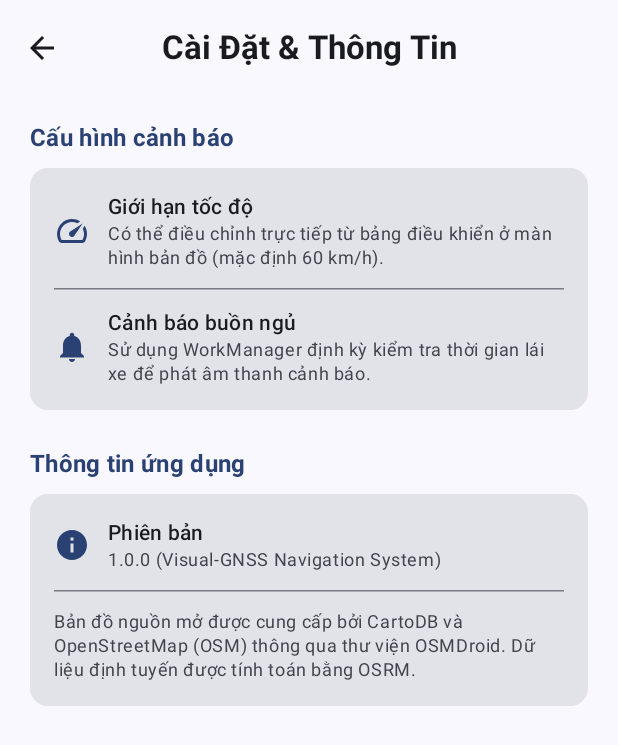
After one commit to thanhmobile080604/MapApp, an Android app built with Jetpack Compose: the SettingsScreen screen opened through its navigation route, on a phone screen of 412 x 824 dp. The commit adds this screen. Shown: the top 745 px of the screen. Run offline under Robolectric (Android 15) with nearby library versions, the phone set to English and light mode, and no system bars; libraries missing offline, so code that uses them is left out: org.osmdroid.util; 4 statements that could not run were skipped.

Commit message:
Add navigation and tests

```diff
--- a/app/build.gradle.kts
+++ b/app/build.gradle.kts
@@ -51,8 +51,12 @@ dependencies {
     testImplementation("org.mockito:mockito-core:5.12.0")
     testImplementation("org.mockito.kotlin:mockito-kotlin:5.2.0")
     testImplementation("org.jetbrains.kotlinx:kotlinx-coroutines-test:1.8.0")
+    testImplementation("androidx.arch.core:core-testing:2.2.0")
+    testImplementation("org.robolectric:robolectric:4.12.1")
     androidTestImplementation(libs.androidx.espresso.core)
     androidTestImplementation(libs.androidx.junit)
+    androidTestImplementation("androidx.compose.ui:ui-test-junit4:1.6.8")
+    debugImplementation("androidx.compose.ui:ui-test-manifest:1.6.8")
 
     // Compose UI
     implementation("androidx.compose.ui:ui:1.6.8")
@@ -60,6 +64,7 @@ dependencies {
     implementation("androidx.compose.material:material-icons-extended:1.6.8")
     implementation("androidx.compose.ui:ui-tooling-preview:1.6.8")
     implementation("androidx.activity:activity-compose:1.9.0")
+    implementation(libs.androidx.navigation.compose)
     implementation("androidx.lifecycle:lifecycle-viewmodel-compose:2.8.0")
     implementation("androidx.lifecycle:lifecycle-runtime-ktx:2.8.0")
     implementation("org.jetbrains.kotlinx:kotlinx-coroutines-android:1.8.0")
--- a/app/src/main/java/com/example/mapapp/MainActivity.kt
+++ b/app/src/main/java/com/example/mapapp/MainActivity.kt
@@ -12,8 +12,8 @@ import androidx.appcompat.app.AppCompatActivity
 import androidx.compose.foundation.layout.fillMaxSize
 import androidx.compose.material3.Surface
 import androidx.compose.ui.Modifier
+import com.example.mapapp.navigation.AppNavigation
 import com.example.mapapp.service.LocationForegroundService
-import com.example.mapapp.ui.MainScreen
 import com.example.mapapp.ui.theme.ThemeTemplate
 import com.example.mapapp.viewmodel.MainViewModel
 
@@ -39,7 +39,7 @@ class MainActivity : AppCompatActivity() {
         setContent {
             ThemeTemplate {
                 Surface(modifier = Modifier.fillMaxSize()) {
-                    MainScreen(viewModel = viewModel)
+                    AppNavigation(viewModel = viewModel)
                 }
             }
         }
--- /dev/null
+++ b/app/src/main/java/com/example/mapapp/navigation/AppNavigation.kt
@@ -0,0 +1,59 @@
+package com.example.mapapp.navigation
+
+import androidx.compose.runtime.Composable
+import androidx.compose.ui.Modifier
+import androidx.navigation.NavHostController
+import androidx.navigation.compose.NavHost
+import androidx.navigation.compose.composable
+import androidx.navigation.compose.rememberNavController
+import com.example.mapapp.ui.HomeScreen
+import com.example.mapapp.ui.MainScreen
+import com.example.mapapp.ui.SettingsScreen
+import com.example.mapapp.viewmodel.MainViewModel
+
+/**
+ * Quản lý Navigation Graph toàn bộ ứng dụng.
+ */
+@Composable
+fun AppNavigation(
+    viewModel: MainViewModel,
+    modifier: Modifier = Modifier,
+    navController: NavHostController = rememberNavController()
+) {
+    NavHost(
+        navController = navController,
+        startDestination = Screen.Home.route,
+        modifier = modifier
+    ) {
+        // Màn hình 1: Trang chủ (Home)
+        composable(route = Screen.Home.route) {
+            HomeScreen(
+                onNavigateToMain = {
+                    navController.navigate(Screen.Main.route)
+                },
+                onNavigateToSettings = {
+                    navController.navigate(Screen.Settings.route)
+                }
+            )
+        }
+
+        // Màn hình 2: Bản đồ dẫn đường (MainScreen)
+        composable(route = Screen.Main.route) {
+            MainScreen(
+                viewModel = viewModel,
+                onBackClick = {
+                    navController.popBackStack()
+                }
+            )
+        }
+
+        // Màn hình 3: Cài đặt & Thông tin (SettingsScreen)
+        composable(route = Screen.Settings.route) {
+            SettingsScreen(
+                onBackClick = {
+                    navController.popBackStack()
+                }
+            )
+        }
+    }
+}
--- /dev/null
+++ b/app/src/main/java/com/example/mapapp/navigation/Screen.kt
@@ -0,0 +1,10 @@
+package com.example.mapapp.navigation
+
+/**
+ * Định nghĩa các Route điều hướng trong ứng dụng.
+ */
+sealed class Screen(val route: String) {
+    data object Home : Screen("home")
+    data object Main : Screen("main")
+    data object Settings : Screen("settings")
+}
--- /dev/null
+++ b/app/src/main/java/com/example/mapapp/ui/HomeScreen.kt
@@ -0,0 +1,276 @@
+package com.example.mapapp.ui
+
+import androidx.compose.foundation.layout.Arrangement
+import androidx.compose.foundation.layout.Column
+import androidx.compose.foundation.layout.Row
+import androidx.compose.foundation.layout.Spacer
+import androidx.compose.foundation.layout.fillMaxSize
+import androidx.compose.foundation.layout.fillMaxWidth
+import androidx.compose.foundation.layout.height
+import androidx.compose.foundation.layout.padding
+import androidx.compose.foundation.layout.size
+import androidx.compose.foundation.layout.width
+import androidx.compose.foundation.rememberScrollState
+import androidx.compose.foundation.verticalScroll
+import androidx.compose.material.icons.Icons
+import androidx.compose.material.icons.filled.ChevronRight
+import androidx.compose.material.icons.filled.Map
+import androidx.compose.material.icons.filled.Navigation
+import androidx.compose.material.icons.filled.NotificationsActive
+import androidx.compose.material.icons.filled.Security
+import androidx.compose.material.icons.filled.Settings
+import androidx.compose.material.icons.filled.Speed
+import androidx.compose.material3.Button
+import androidx.compose.material3.ButtonDefaults
+import androidx.compose.material3.Card
+import androidx.compose.material3.CardDefaults
+import androidx.compose.material3.CenterAlignedTopAppBar
+import androidx.compose.material3.ExperimentalMaterial3Api
+import androidx.compose.material3.Icon
+import androidx.compose.material3.MaterialTheme
+import androidx.compose.material3.OutlinedButton
+import androidx.compose.material3.Scaffold
+import androidx.compose.material3.Text
+import androidx.compose.material3.TopAppBarDefaults
+import androidx.compose.runtime.Composable
+import androidx.compose.ui.Alignment
+import androidx.compose.ui.Modifier
+import androidx.compose.ui.text.font.FontWeight
+import androidx.compose.ui.unit.dp
+
+@OptIn(ExperimentalMaterial3Api::class)
+@Composable
+fun HomeScreen(
+    onNavigateToMain: () -> Unit,
+    onNavigateToSettings: () -> Unit,
+    modifier: Modifier = Modifier
+) {
+    Scaffold(
+        modifier = modifier.fillMaxSize(),
+        topBar = {
+            CenterAlignedTopAppBar(
+                title = {
+                    Text(
+                        text = "Trang Chủ",
+                        fontWeight = FontWeight.Bold
+                    )
+                },
+                colors = TopAppBarDefaults.centerAlignedTopAppBarColors(
+                    containerColor = MaterialTheme.colorScheme.surface
+                )
+            )
+        }
+    ) { innerPadding ->
+        Column(
+            modifier = Modifier
+                .fillMaxSize()
+                .padding(innerPadding)
+                .padding(horizontal = 20.dp)
+                .verticalScroll(rememberScrollState()),
+            horizontalAlignment = Alignment.CenterHorizontally
+        ) {
+            Spacer(modifier = Modifier.height(16.dp))
+
+            // Hero banner card
+            Card(
+                modifier = Modifier.fillMaxWidth(),
+                colors = CardDefaults.cardColors(
+                    containerColor = MaterialTheme.colorScheme.primaryContainer
+                )
+            ) {
+                Column(
+                    modifier = Modifier.padding(20.dp)
+                ) {
+                    Row(verticalAlignment = Alignment.CenterVertically) {
+                        Icon(
+                            imageVector = Icons.Default.Navigation,
+                            contentDescription = null,
+                            tint = MaterialTheme.colorScheme.primary,
+                            modifier = Modifier.size(32.dp)
+                        )
+                        Spacer(modifier = Modifier.width(12.dp))
+                        Text(
+                            text = "Visual-GNSS Navigation",
+                            style = MaterialTheme.typography.titleLarge,
+                            fontWeight = FontWeight.Bold,
+                            color = MaterialTheme.colorScheme.onPrimaryContainer
+                        )
+                    }
+
+                    Spacer(modifier = Modifier.height(8.dp))
+                    Text(
+                        text = "Hệ thống hỗ trợ dẫn đường thời gian thực tích hợp cảnh báo tốc độ và theo dõi trạng thái lái xe an toàn.",
+                        style = MaterialTheme.typography.bodyMedium,
+                        color = MaterialTheme.colorScheme.onPrimaryContainer.copy(alpha = 0.8f)
+                    )
+                }
+            }
+
+            Spacer(modifier = Modifier.height(24.dp))
+
+            // Main Action Card: Navigate to MainScreen
+            Card(
+                modifier = Modifier.fillMaxWidth(),
+                elevation = CardDefaults.cardElevation(defaultElevation = 2.dp)
+            ) {
+                Column(
+                    modifier = Modifier.padding(16.dp)
+                ) {
+                    Row(
+                        modifier = Modifier.fillMaxWidth(),
+                        verticalAlignment = Alignment.CenterVertically
+                    ) {
+                        Icon(
+                            imageVector = Icons.Default.Map,
+                            contentDescription = null,
+                            tint = MaterialTheme.colorScheme.primary,
+                            modifier = Modifier.size(28.dp)
+                        )
+                        Spacer(modifier = Modifier.width(12.dp))
+                        Column(modifier = Modifier.weight(1f)) {
+                            Text(
+                                text = "Bản Đồ & Dẫn Đường",
+                                style = MaterialTheme.typography.titleMedium,
+                                fontWeight = FontWeight.SemiBold
+                            )
+                            Text(
+                                text = "Xem bản đồ vệ tinh/đường đi, tìm kiếm điểm đến và kích hoạt GPS tracking.",
+                                style = MaterialTheme.typography.bodySmall,
+                                color = MaterialTheme.colorScheme.onSurfaceVariant
+                            )
+                        }
+                    }
+
+                    Spacer(modifier = Modifier.height(16.dp))
+
+                    Button(
+                        onClick = onNavigateToMain,
+                        modifier = Modifier.fillMaxWidth()
+                    ) {
+                        Icon(imageVector = Icons.Default.Navigation, contentDescription = null)
+                        Spacer(modifier = Modifier.width(8.dp))
+                        Text("Đi đến Bản Đồ (MainScreen)")
+                        Spacer(modifier = Modifier.weight(1f))
+                        Icon(imageVector = Icons.Default.ChevronRight, contentDescription = null)
+                    }
+                }
+            }
+
+            Spacer(modifier = Modifier.height(16.dp))
+
+            // Secondary Card: Navigate to SettingsScreen
+            Card(
+                modifier = Modifier.fillMaxWidth(),
+                elevation = CardDefaults.cardElevation(defaultElevation = 2.dp)
+            ) {
+                Column(
+                    modifier = Modifier.padding(16.dp)
+                ) {
+                    Row(
+                        modifier = Modifier.fillMaxWidth(),
+                        verticalAlignment = Alignment.CenterVertically
+                    ) {
+                        Icon(
+                            imageVector = Icons.Default.Settings,
+                            contentDescription = null,
+                            tint = MaterialTheme.colorScheme.secondary,
+                            modifier = Modifier.size(28.dp)
+                        )
+                        Spacer(modifier = Modifier.width(12.dp))
+                        Column(modifier = Modifier.weight(1f)) {
+                            Text(
+                                text = "Cài Đặt & Cấu Hình",
+                                style = MaterialTheme.typography.titleMedium,
+                                fontWeight = FontWeight.SemiBold
+                            )
+                            Text(
+                                text = "Tùy chỉnh thông số cảnh báo, giới hạn tốc độ và thông tin ứng dụng.",
+                                style = MaterialTheme.typography.bodySmall,
+                                color = MaterialTheme.colorScheme.onSurfaceVariant
+                            )
+                        }
+                    }
+
+                    Spacer(modifier = Modifier.height(16.dp))
+
+                    OutlinedButton(
+                        onClick = onNavigateToSettings,
+                        modifier = Modifier.fillMaxWidth()
+                    ) {
+                        Icon(imageVector = Icons.Default.Settings, contentDescription = null)
+                        Spacer(modifier = Modifier.width(8.dp))
+                        Text("Mở Cài Đặt (SettingsScreen)")
+                        Spacer(modifier = Modifier.weight(1f))
+                        Icon(imageVector = Icons.Default.ChevronRight, contentDescription = null)
+                    }
+                }
+            }
+
+            Spacer(modifier = Modifier.height(24.dp))
+
+            // Feature Highlights section
+            Text(
+                text = "Tính năng nổi bật",
+                style = MaterialTheme.typography.titleSmall,
+                color = MaterialTheme.colorScheme.onSurfaceVariant,
+                modifier = Modifier.align(Alignment.Start)
+            )
+
+            Spacer(modifier = Modifier.height(8.dp))
+
+            FeatureItem(
+                icon = Icons.Default.Speed,
+                title = "Cảnh báo tốc độ",
+                description = "Tự động phát hiện khi vượt quá tốc độ cho phép và hiển thị cảnh báo."
+            )
+            FeatureItem(
+                icon = Icons.Default.NotificationsActive,
+                title = "Giám sát buồn ngủ",
+                description = "Hỗ trợ nhắc nhở tài xế nghỉ ngơi định kỳ khi lái xe đường dài."
+            )
+            FeatureItem(
+                icon = Icons.Default.Security,
+                title = "Định vị GNSS an toàn",
+                description = "Chạy ngầm liên tục với Foreground Service đảm bảo không bị gián đoạn."
+            )
+
+            Spacer(modifier = Modifier.height(24.dp))
+        }
+    }
+}
+
+@Composable
+private fun FeatureItem(
+    icon: androidx.compose.ui.graphics.vector.ImageVector,
+    title: String,
+    description: String
+) {
+    Row(
+        modifier = Modifier
+            .fillMaxWidth()
+            .padding(vertical = 6.dp),
+        verticalAlignment = Alignment.Top
+    ) {
+        Icon(
+            imageVector = icon,
+            contentDescription = null,
+            tint = MaterialTheme.colorScheme.primary,
+            modifier = Modifier
+                .size(24.dp)
+                .padding(top = 2.dp)
+        )
+        Spacer(modifier = Modifier.width(12.dp))
+        Column {
+            Text(
+                text = title,
+                style = MaterialTheme.typography.bodyMedium,
+                fontWeight = FontWeight.SemiBold
+            )
+            Text(
+                text = description,
+                style = MaterialTheme.typography.bodySmall,
+                color = MaterialTheme.colorScheme.onSurfaceVariant
+            )
+        }
+    }
+}
--- /dev/null
+++ b/app/src/main/java/com/example/mapapp/ui/SettingsScreen.kt
@@ -0,0 +1,161 @@
+package com.example.mapapp.ui
+
+import androidx.compose.foundation.layout.Column
+import androidx.compose.foundation.layout.Row
+import androidx.compose.foundation.layout.Spacer
+import androidx.compose.foundation.layout.fillMaxSize
+import androidx.compose.foundation.layout.fillMaxWidth
+import androidx.compose.foundation.layout.height
+import androidx.compose.foundation.layout.padding
+import androidx.compose.foundation.layout.size
+import androidx.compose.foundation.layout.width
+import androidx.compose.foundation.rememberScrollState
+import androidx.compose.foundation.verticalScroll
+import androidx.compose.material.icons.Icons
+import androidx.compose.material.icons.automirrored.filled.ArrowBack
+import androidx.compose.material.icons.filled.Info
+import androidx.compose.material.icons.filled.Notifications
+import androidx.compose.material.icons.filled.Speed
+import androidx.compose.material3.Card
+import androidx.compose.material3.CenterAlignedTopAppBar
+import androidx.compose.material3.ExperimentalMaterial3Api
+import androidx.compose.material3.HorizontalDivider
+import androidx.compose.material3.Icon
+import androidx.compose.material3.IconButton
+import androidx.compose.material3.MaterialTheme
+import androidx.compose.material3.Scaffold
+import androidx.compose.material3.Text
+import androidx.compose.material3.TopAppBarDefaults
+import androidx.compose.runtime.Composable
+import androidx.compose.ui.Alignment
+import androidx.compose.ui.Modifier
+import androidx.compose.ui.text.font.FontWeight
+import androidx.compose.ui.unit.dp
+
+@OptIn(ExperimentalMaterial3Api::class)
+@Composable
+fun SettingsScreen(
+    onBackClick: () -> Unit,
+    modifier: Modifier = Modifier
+) {
+    Scaffold(
+        modifier = modifier.fillMaxSize(),
+        topBar = {
+            CenterAlignedTopAppBar(
+                title = {
+                    Text(
+                        text = "Cài Đặt & Thông Tin",
+                        fontWeight = FontWeight.Bold
+                    )
+                },
+                navigationIcon = {
+                    IconButton(onClick = onBackClick) {
+                        Icon(
+                            imageVector = Icons.AutoMirrored.Filled.ArrowBack,
+                            contentDescription = "Quay lại"
+                        )
+                    }
+                },
+                colors = TopAppBarDefaults.centerAlignedTopAppBarColors(
+                    containerColor = MaterialTheme.colorScheme.surface
+                )
+            )
+        }
+    ) { innerPadding ->
+        Column(
+            modifier = Modifier
+                .fillMaxSize()
+                .padding(innerPadding)
+                .padding(horizontal = 20.dp)
+                .verticalScroll(rememberScrollState())
+        ) {
+            Spacer(modifier = Modifier.height(16.dp))
+
+            Text(
+                text = "Cấu hình cảnh báo",
+                style = MaterialTheme.typography.titleMedium,
+                fontWeight = FontWeight.Bold,
+                color = MaterialTheme.colorScheme.primary
+            )
+
+            Spacer(modifier = Modifier.height(8.dp))
+
+            Card(modifier = Modifier.fillMaxWidth()) {
+                Column(modifier = Modifier.padding(16.dp)) {
+                    SettingRow(
+                        icon = Icons.Default.Speed,
+                        title = "Giới hạn tốc độ",
+                        subtitle = "Có thể điều chỉnh trực tiếp từ bảng điều khiển ở màn hình bản đồ (mặc định 60 km/h)."
+                    )
+                    HorizontalDivider(modifier = Modifier.padding(vertical = 12.dp))
+                    SettingRow(
+                        icon = Icons.Default.Notifications,
+                        title = "Cảnh báo buồn ngủ",
+                        subtitle = "Sử dụng WorkManager định kỳ kiểm tra thời gian lái xe để phát âm thanh cảnh báo."
+                    )
+                }
+            }
+
+            Spacer(modifier = Modifier.height(24.dp))
+
+            Text(
+                text = "Thông tin ứng dụng",
+                style = MaterialTheme.typography.titleMedium,
+                fontWeight = FontWeight.Bold,
+                color = MaterialTheme.colorScheme.primary
+            )
+
+            Spacer(modifier = Modifier.height(8.dp))
+
+            Card(modifier = Modifier.fillMaxWidth()) {
+                Column(modifier = Modifier.padding(16.dp)) {
+                    SettingRow(
+                        icon = Icons.Default.Info,
+                        title = "Phiên bản",
+                        subtitle = "1.0.0 (Visual-GNSS Navigation System)"
+                    )
+                    HorizontalDivider(modifier = Modifier.padding(vertical = 12.dp))
+                    Text(
+                        text = "Bản đồ nguồn mở được cung cấp bởi CartoDB và OpenStreetMap (OSM) thông qua thư viện OSMDroid. Dữ liệu định tuyến được tính toán bằng OSRM.",
+                        style = MaterialTheme.typography.bodySmall,
+                        color = MaterialTheme.colorScheme.onSurfaceVariant
+                    )
+                }
+            }
+
+            Spacer(modifier = Modifier.height(24.dp))
+        }
+    }
+}
+
+@Composable
+private fun SettingRow(
+    icon: androidx.compose.ui.graphics.vector.ImageVector,
+    title: String,
+    subtitle: String
+) {
+    Row(
+        modifier = Modifier.fillMaxWidth(),
+        verticalAlignment = Alignment.CenterVertically
+    ) {
+        Icon(
+            imageVector = icon,
+            contentDescription = null,
+            tint = MaterialTheme.colorScheme.primary,
+            modifier = Modifier.size(24.dp)
+        )
+        Spacer(modifier = Modifier.width(12.dp))
+        Column {
+            Text(
+                text = title,
+                style = MaterialTheme.typography.bodyMedium,
+                fontWeight = FontWeight.SemiBold
+            )
+            Text(
+                text = subtitle,
+                style = MaterialTheme.typography.bodySmall,
+                color = MaterialTheme.colorScheme.onSurfaceVariant
+            )
+        }
+    }
+}
--- a/gradle/libs.versions.toml
+++ b/gradle/libs.versions.toml
@@ -9,8 +9,10 @@ material = "1.14.0"
 activityKtx = "1.13.0"
 constraintlayout = "2.2.2"
 playServicesLocation = "21.4.0"
+navigationCompose = "2.8.4"
 
 [libraries]
+androidx-navigation-compose = { group = "androidx.navigation", name = "navigation-compose", version.ref = "navigationCompose" }
 androidx-core-ktx = { group = "androidx.core", name = "core-ktx", version.ref = "coreKtx" }
 junit = { group = "junit", name = "junit", version.ref = "junit" }
 androidx-junit = { group = "androidx.test.ext", name = "junit", version.ref = "junitVersion" }
```
Also changed, not shown: app/src/main/java/com/example/mapapp/ui/MainScreen.kt (+21 -2 lines), 4 other files.
